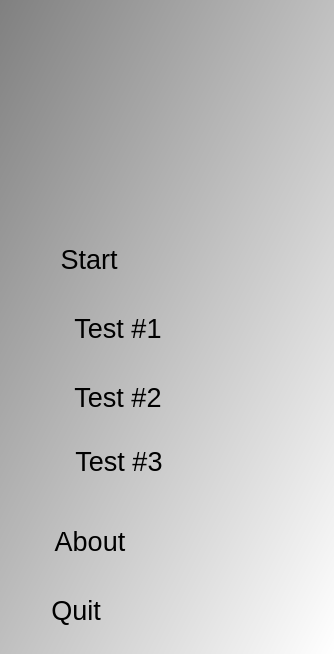
First picture: the form in Tools/ToolCodeToHtml/qtcodetohtmlmenudialog.ui, repository richelbilderbeek/ProjectRichelBilderbeek, before the edit.
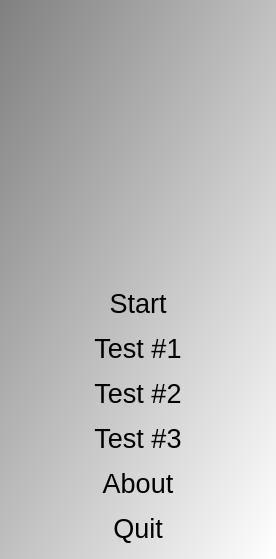
Second picture: the form after the edit. Icons and pictures are not drawn.

Patch:
```diff
--- a/Tools/ToolCodeToHtml/qtcodetohtmlmenudialog.ui
+++ b/Tools/ToolCodeToHtml/qtcodetohtmlmenudialog.ui
@@ -6,8 +6,8 @@
    <rect>
     <x>0</x>
     <y>0</y>
-    <width>334</width>
-    <height>654</height>
+    <width>276</width>
+    <height>559</height>
    </rect>
   </property>
   <property name="font">
@@ -30,15 +30,9 @@
 QPushButton { color: rgb(0,0,0); }
 QPushButton { font: 48px &quot;Courier New&quot;, courier, monospace }</string>
   </property>
+  <layout class="QVBoxLayout" name="verticalLayout">
+   <item>
   <widget class="QLabel" name="label">
-   <property name="geometry">
-    <rect>
-     <x>9</x>
-     <y>9</y>
-     <width>258</width>
-     <height>127</height>
-    </rect>
-   </property>
    <property name="text">
     <string/>
    </property>
@@ -49,15 +43,9 @@
     <set>Qt::AlignCenter</set>
    </property>
   </widget>
+   </item>
+   <item>
   <widget class="QPushButton" name="button_start">
-   <property name="geometry">
-    <rect>
-     <x>9</x>
-     <y>228</y>
-     <width>160</width>
-     <height>63</height>
-    </rect>
-   </property>
    <property name="text">
     <string>Start</string>
    </property>
@@ -65,15 +53,9 @@
     <bool>true</bool>
    </property>
   </widget>
+   </item>
+   <item>
   <widget class="QPushButton" name="button_test_1">
-   <property name="geometry">
-    <rect>
-     <x>9</x>
-     <y>297</y>
-     <width>218</width>
-     <height>63</height>
-    </rect>
-   </property>
    <property name="toolTip">
     <string>Test if all pages with added text are valid</string>
    </property>
@@ -84,15 +66,9 @@
     <bool>true</bool>
    </property>
   </widget>
+   </item>
+   <item>
   <widget class="QPushButton" name="button_test_2">
-   <property name="geometry">
-    <rect>
-     <x>9</x>
-     <y>366</y>
-     <width>218</width>
-     <height>63</height>
-    </rect>
-   </property>
    <property name="toolTip">
     <string>Test if all pages with added text are valid</string>
    </property>
@@ -103,15 +79,22 @@
     <bool>true</bool>
    </property>
   </widget>
+   </item>
+   <item>
+    <widget class="QPushButton" name="button_test_3">
+     <property name="toolTip">
+      <string>Test if all pages with added text are valid</string>
+     </property>
+     <property name="text">
+      <string>Test #3</string>
+     </property>
+     <property name="flat">
+      <bool>true</bool>
+     </property>
+    </widget>
+   </item>
+   <item>
   <widget class="QPushButton" name="button_about">
-   <property name="geometry">
-    <rect>
-     <x>10</x>
-     <y>510</y>
-     <width>160</width>
-     <height>63</height>
-    </rect>
-   </property>
    <property name="text">
     <string>About</string>
    </property>
@@ -119,15 +102,9 @@
     <bool>true</bool>
    </property>
   </widget>
+   </item>
+   <item>
   <widget class="QPushButton" name="button_quit">
-   <property name="geometry">
-    <rect>
-     <x>10</x>
-     <y>579</y>
-     <width>132</width>
-     <height>63</height>
-    </rect>
-   </property>
    <property name="text">
     <string>Quit</string>
    </property>
@@ -135,25 +112,8 @@
     <bool>true</bool>
    </property>
   </widget>
-  <widget class="QPushButton" name="button_test_3">
-   <property name="geometry">
-    <rect>
-     <x>10</x>
-     <y>430</y>
-     <width>218</width>
-     <height>63</height>
-    </rect>
-   </property>
-   <property name="toolTip">
-    <string>Test if all pages with added text are valid</string>
-   </property>
-   <property name="text">
-    <string>Test #3</string>
-   </property>
-   <property name="flat">
-    <bool>true</bool>
-   </property>
-  </widget>
+   </item>
+  </layout>
  </widget>
  <tabstops>
   <tabstop>button_start</tabstop>
```
Left out of the diff: 3 changed lines with no effect on the pictures. Lines whose indentation alone changed are shown as unchanged.
